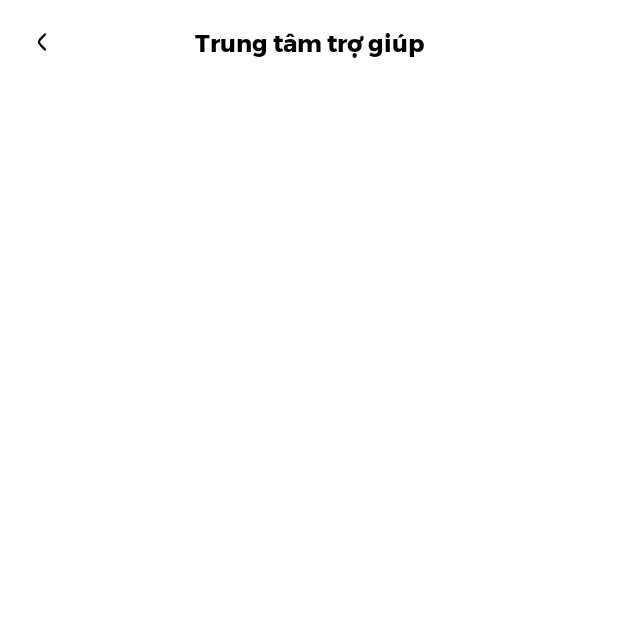
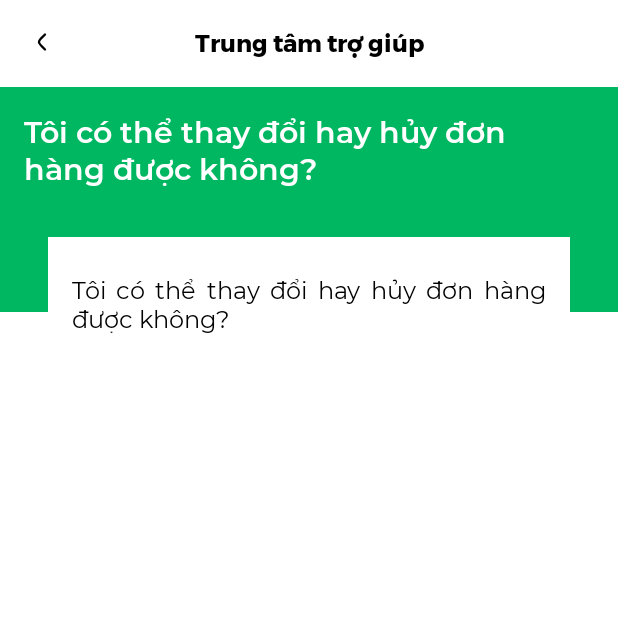
Before and after one commit to truongtam10/OhFreshApp, an Android app: the HelpDetail screen opened directly, with no data from a screen before it, on a phone screen of 412 x 824 dp, the top half of it. Run offline under Robolectric (Android 15) with nearby library versions, the phone set to English and light mode, and no system bars.

Commit message:
Help Center

```diff
--- /dev/null
+++ b/app/src/main/res/drawable/answer_background.xml
@@ -0,0 +1,5 @@
+<?xml version="1.0" encoding="utf-8"?>
+<shape xmlns:android="http://schemas.android.com/apk/res/android"
+    android:shape="rectangle">
+    <solid android:color="@color/white"/>
+</shape>
--- /dev/null
+++ b/app/src/main/res/drawable/help_background.xml
@@ -0,0 +1,4 @@
+<?xml version="1.0" encoding="utf-8"?>
+<shape xmlns:android="http://schemas.android.com/apk/res/android" android:shape="rectangle">
+    <solid android:color="@color/mainGreen"/>
+</shape>
--- a/app/src/main/res/layout/activity_help_detail.xml
+++ b/app/src/main/res/layout/activity_help_detail.xml
@@ -18,6 +18,7 @@
         app:layout_constraintTop_toTopOf="parent" />
 
     <TextView
+        android:id="@+id/txtHelpCenter"
         android:layout_width="wrap_content"
         android:layout_height="wrap_content"
         android:layout_marginTop="16dp"
@@ -29,7 +30,59 @@
         app:layout_constraintStart_toStartOf="parent"
         app:layout_constraintTop_toTopOf="parent" />
 
+    <ImageView
+        android:id="@+id/imvQuestion"
+        android:layout_width="match_parent"
+        android:layout_height="150dp"
+        android:layout_marginTop="16dp"
+        android:src="@drawable/help_background"
+        app:layout_constraintEnd_toEndOf="parent"
+        app:layout_constraintStart_toStartOf="parent"
+        app:layout_constraintTop_toBottomOf="@+id/txtHelpCenter" />
 
+    <ImageView
+        android:id="@+id/imvAnswer"
+        android:layout_width="0dp"
+        android:layout_height="0dp"
+        android:layout_marginStart="32dp"
+        android:layout_marginTop="100dp"
+        android:layout_marginEnd="32dp"
+        android:layout_marginBottom="32dp"
+        android:src="@drawable/answer_background"
+        app:layout_constraintBottom_toBottomOf="parent"
+        app:layout_constraintEnd_toEndOf="parent"
+        app:layout_constraintStart_toStartOf="parent"
+        app:layout_constraintTop_toTopOf="@+id/imvQuestion" />
 
+    <TextView
+        android:id="@+id/txtQuestion"
+        android:layout_width="match_parent"
+        android:layout_height="wrap_content"
+        android:layout_marginStart="16dp"
+        android:layout_marginTop="16dp"
+        android:layout_marginEnd="16dp"
+        android:fontFamily="@font/montserrat_semibold"
+        android:text="Tôi có thể thay đổi hay hủy đơn hàng được không?"
+        android:textColor="@color/white"
+        android:textSize="20sp"
+        app:layout_constraintEnd_toEndOf="parent"
+        app:layout_constraintStart_toStartOf="@+id/imvQuestion"
+        app:layout_constraintTop_toTopOf="@+id/imvQuestion" />
 
+    <TextView
+        android:id="@+id/txtAnswer"
+        android:layout_width="match_parent"
+        android:layout_height="wrap_content"
+
+        android:layout_marginStart="48dp"
+        android:layout_marginTop="24dp"
+        android:layout_marginEnd="48dp"
+        android:fontFamily="@font/montserrat_regular"
+        android:justificationMode="inter_word"
+        android:text="Tôi có thể thay đổi hay hủy đơn hàng được không?"
+        android:textColor="@color/black"
+        android:textSize="16sp"
+        app:layout_constraintEnd_toEndOf="@+id/imvAnswer"
+        app:layout_constraintStart_toStartOf="@+id/imvAnswer"
+        app:layout_constraintTop_toTopOf="@+id/imvAnswer" />
 </androidx.constraintlayout.widget.ConstraintLayout>
```
Also changed, not shown: app/src/main/res/drawable/ic_dislike.svg (added), app/src/main/res/drawable/ic_like.svg (added).
